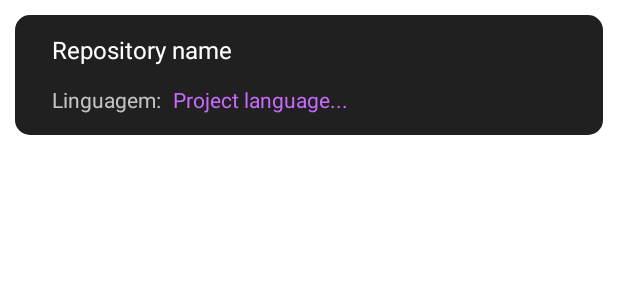
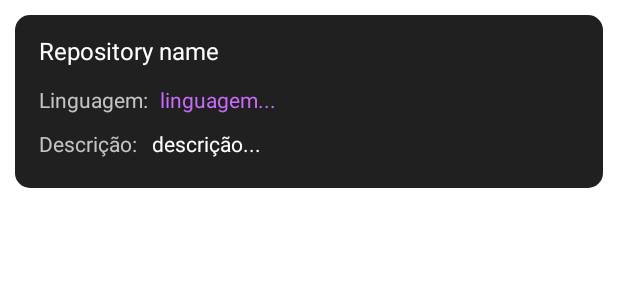
Before and after one commit to GustavoHenriqueDK/Github-API-for-user-search, an Android app: the layout recycler_view_repository_layout.xml on its own in the app's theme, with its tools: preview values and no code run, on a phone screen of 412 x 824 dp. Shown: the top 300 px of the screen. Run offline under Robolectric (Android 15) with nearby library versions, the phone set to English and light mode, and no system bars; Roboto replaces fonts that are not available here.

Commit message:
- recycler_view_repository_layout.xml description textView added;

```diff
--- a/app/src/main/res/layout/recycler_view_repository_layout.xml
+++ b/app/src/main/res/layout/recycler_view_repository_layout.xml
@@ -4,7 +4,7 @@
     xmlns:tools="http://schemas.android.com/tools"
     android:id="@+id/constraintLayout"
     android:layout_width="match_parent"
-    android:layout_height="80dp"
+    android:layout_height="wrap_content"
     android:layout_gravity="center|top"
     android:layout_marginLeft="10dp"
     android:layout_marginTop="10dp"
@@ -18,6 +18,7 @@
         android:layout_height="wrap_content"
         android:layout_marginStart="10dp"
         android:layout_marginLeft="10dp"
+        android:layout_marginTop="5dp"
         android:layout_marginEnd="10dp"
         android:layout_marginRight="10dp"
         android:text="Repository name"
@@ -25,38 +26,70 @@
         android:textSize="16sp"
         app:layout_constraintBottom_toBottomOf="parent"
         app:layout_constraintEnd_toEndOf="parent"
-        app:layout_constraintHorizontal_bias="0.059"
+        app:layout_constraintHorizontal_bias="0.023"
         app:layout_constraintStart_toStartOf="parent"
         app:layout_constraintTop_toTopOf="parent"
-        app:layout_constraintVertical_bias="0.20999998" />
+        app:layout_constraintVertical_bias="0.083" />
 
     <TextView
-        android:id="@+id/textView7"
+        android:id="@+id/textView10"
         android:layout_width="wrap_content"
         android:layout_height="wrap_content"
-        android:layout_marginStart="20dp"
-        android:layout_marginLeft="20dp"
         android:text="Linguagem:"
         android:textColor="@color/colorGrey"
         app:layout_constraintBottom_toBottomOf="parent"
         app:layout_constraintEnd_toEndOf="parent"
-        app:layout_constraintHorizontal_bias="0.016"
+        app:layout_constraintHorizontal_bias="0.05"
         app:layout_constraintStart_toStartOf="parent"
         app:layout_constraintTop_toBottomOf="@+id/textViewRepositoryName"
-        app:layout_constraintVertical_bias="0.483" />
+        app:layout_constraintVertical_bias="0.2" />
+
+    <TextView
+        android:id="@+id/textView12"
+        android:layout_width="wrap_content"
+        android:layout_height="wrap_content"
+        android:layout_marginTop="10dp"
+        android:layout_marginBottom="20dp"
+        android:text="Descrição:"
+        android:textColor="@color/colorGrey"
+        app:layout_constraintBottom_toBottomOf="parent"
+        app:layout_constraintEnd_toEndOf="parent"
+        app:layout_constraintHorizontal_bias="0.049"
+        app:layout_constraintStart_toStartOf="parent"
+        app:layout_constraintTop_toBottomOf="@+id/textView10"
+        app:layout_constraintVertical_bias="0.333" />
+
+    <TextView
+        android:id="@+id/textViewRepositoryDescription"
+        android:layout_width="280dp"
+        android:layout_height="wrap_content"
+        android:layout_marginStart="10dp"
+        android:layout_marginLeft="10dp"
+        android:layout_marginTop="10dp"
+        android:layout_marginEnd="10dp"
+        android:layout_marginRight="10dp"
+        android:layout_marginBottom="20dp"
+        android:text="descrição..."
+        android:textColor="@color/colorWhite"
+        app:layout_constraintBottom_toBottomOf="parent"
+        app:layout_constraintEnd_toEndOf="parent"
+        app:layout_constraintHorizontal_bias="0.029"
+        app:layout_constraintStart_toEndOf="@+id/textView12"
+        app:layout_constraintTop_toBottomOf="@+id/textViewRepositoryLanguage"
+        app:layout_constraintVertical_bias="0.0" />
 
     <TextView
         android:id="@+id/textViewRepositoryLanguage"
         android:layout_width="wrap_content"
         android:layout_height="wrap_content"
-        android:layout_marginEnd="10dp"
-        android:layout_marginRight="10dp"
-        android:text="Project language..."
+        android:inputType="textMultiLine"
+        android:text="linguagem..."
         android:textColor="#C86BFD"
         app:layout_constraintBottom_toBottomOf="parent"
         app:layout_constraintEnd_toEndOf="parent"
-        app:layout_constraintHorizontal_bias="0.046"
-        app:layout_constraintStart_toEndOf="@+id/textView7"
+        app:layout_constraintHorizontal_bias="0.035"
+        app:layout_constraintStart_toEndOf="@+id/textView10"
         app:layout_constraintTop_toBottomOf="@+id/textViewRepositoryName"
-        app:layout_constraintVertical_bias="0.483" />
+        app:layout_constraintVertical_bias="0.19999999" />
+
 </androidx.constraintlayout.widget.ConstraintLayout>
```
